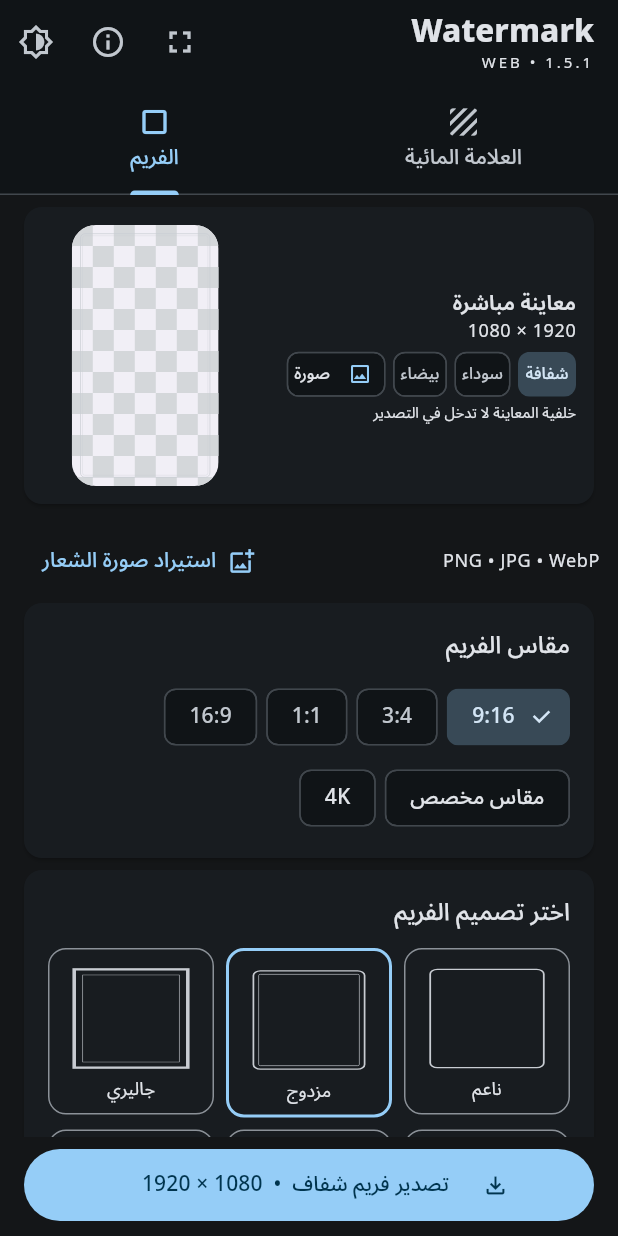
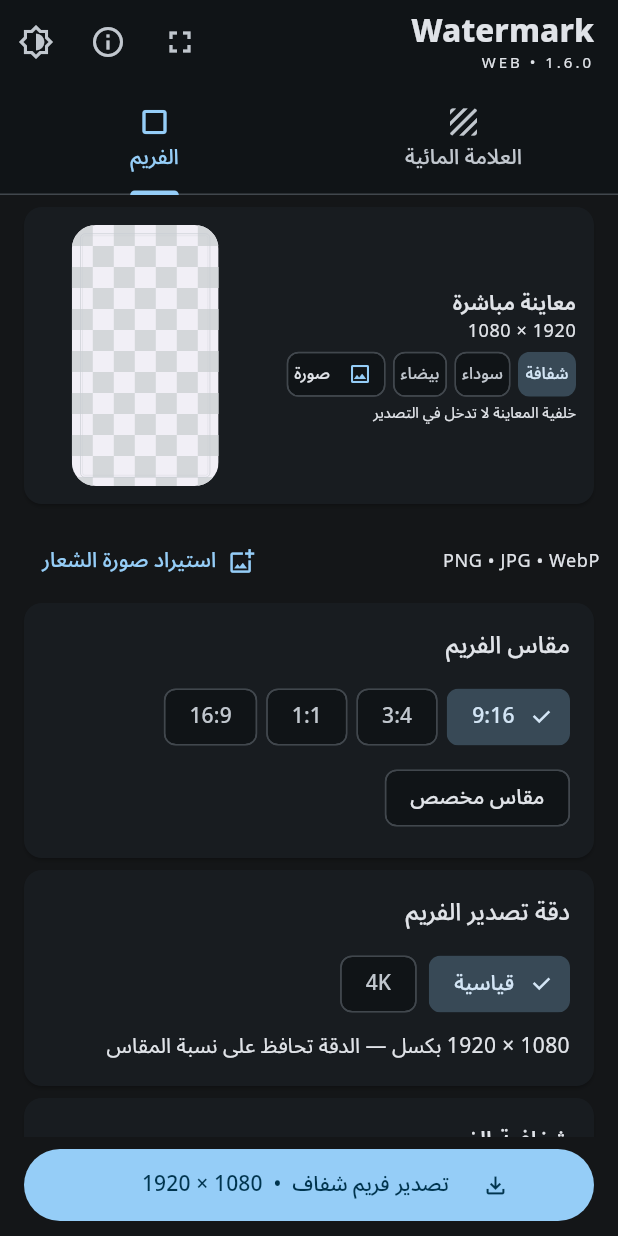
Before and after one commit to Juba-Juba/Watermark-Pattern-Maker, a Flutter app: the screen it shows after launch, tab 2 chosen, on a phone screen of 412 x 824 dp. Run offline on Flutter 3.47's test engine with Material 3 defaults, Android fonts, the phone set to English and light mode, and no system bars; our stand-ins replace image_picker, shared_preferences, web; missing offline and left inert: dart:js_interop.

Commit message:
Separate frame resolution from aspect ratio and expose frame transparency

```diff
--- a/lib/frame_controls.dart
+++ b/lib/frame_controls.dart
@@ -191,20 +191,31 @@
               ])
                 ChoiceChip(
                   label: Text(p.$3),
-                  selected: s.width == p.$1 && s.height == p.$2,
+                  selected: s.width * p.$2 == s.height * p.$1,
                   onSelected: (_) => update(() {
-                    s.width = p.$1;
-                    s.height = p.$2;
+                    final factor = math.max(s.width, s.height) == 3840 ? 2 : 1;
+                    s.width = p.$1 * factor;
+                    s.height = p.$2 * factor;
                   }),
                 ),
               ActionChip(
                 label: const Text('مقاس مخصص'),
                 onPressed: () => customSize(context),
               ),
-              ActionChip(
-                label: const Text('4K'),
-                onPressed: () => update(() {
-                  final factor = 3840 / math.max(s.width, s.height);
+            ],
+          ),
+        ]),
+        card('دقة تصدير الفريم', [
+          Wrap(
+            spacing: 8,
+            runSpacing: 8,
+            children: [
+              for (final resolution in [(1920, 'قياسية'), (3840, '4K')])
+                ChoiceChip(
+                  label: Text(resolution.$2),
+                  selected: math.max(s.width, s.height) == resolution.$1,
+                  onSelected: (_) => update(() {
+                    final factor = resolution.$1 / math.max(s.width, s.height);
                     s.width = (s.width * factor).round();
                     s.height = (s.height * factor).round();
                     s.stroke *= factor;
@@ -214,6 +225,22 @@
                   }),
                 ),
             ],
+          ),
+          const SizedBox(height: 8),
+          Text('${s.width} × ${s.height} بكسل — الدقة تحافظ على نسبة المقاس'),
+        ]),
+        card('شفافية الفريم', [
+          slider(
+            'شفافية الفريم',
+            (1 - s.opacity) * 100,
+            0,
+            100,
+            (v) => s.opacity = 1 - v / 100,
+            suffix: '%',
+          ),
+          const Text(
+            '0% ظاهر بالكامل · 100% شفاف بالكامل',
+            style: TextStyle(fontSize: 12),
           ),
         ]),
         card('اختر تصميم الفريم', [
@@ -403,14 +430,6 @@
           ),
           if (s.style != FrameStyle.logoRepeat)
             slider('استدارة الأركان', s.radius, 0, 200, (v) => s.radius = v),
-          slider(
-            'ظهور الفريم',
-            s.opacity * 100,
-            0,
-            100,
-            (v) => s.opacity = v / 100,
-            suffix: '%',
-          ),
           Text(
             s.style == FrameStyle.logoRepeat
                 ? 'المنتصف شفاف تمامًا، بدون خط أو خلفية خلف اللوجوهات.'
--- a/lib/main.dart
+++ b/lib/main.dart
@@ -904,7 +904,7 @@
               style: TextStyle(fontSize: 21, fontWeight: FontWeight.w800),
             ),
             Text(
-              'WEB • 1.5.1',
+              'WEB • 1.6.0',
               style: TextStyle(fontSize: 10, letterSpacing: 2),
             ),
           ],
--- a/pubspec.yaml
+++ b/pubspec.yaml
@@ -1,7 +1,7 @@
 name: watermark_pattern_maker
 description: Offline Arabic watermark pattern editor with true alpha PNG export.
 publish_to: 'none'
-version: 1.5.1+8
+version: 1.6.0+9
 environment:
   sdk: '>=3.10.0 <4.0.0'
 dependencies:
```
Also changed, not shown: 3 other files. Lines whose indentation alone changed are shown as unchanged.
